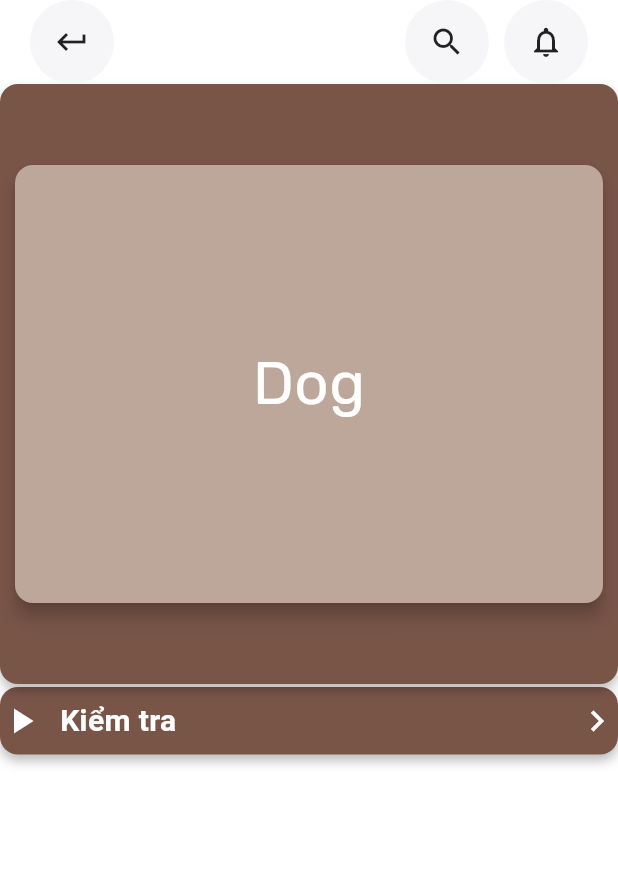
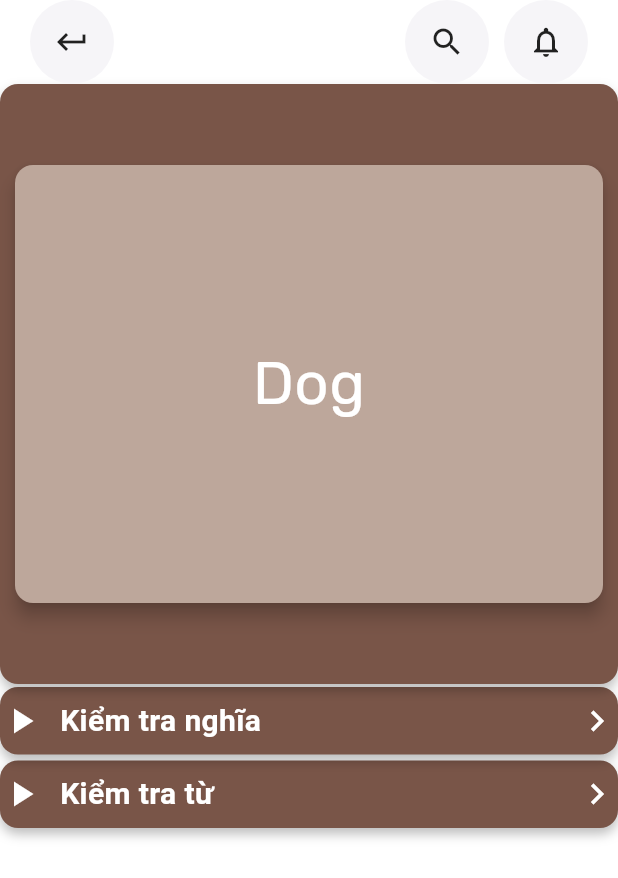
Before and after one commit to tai03102004/English_App, a Flutter app: the Topic screen opened directly, on a phone screen of 412 x 824 dp. Shown: the top 878 px of the screen. Run offline on Flutter 3.47's test engine with Material 3 defaults, Android fonts, the phone set to English and light mode, and no system bars; our stand-ins replace fl_chart, hugeicons, iconly, percent_indicator, sqflite; accounts and stored records are empty; Roboto replaces fonts that are missing (Roboto-Black).

Commit message:
update topics

```diff
--- a/lib/Widgets/Home/Topics/Topics.dart
+++ b/lib/Widgets/Home/Topics/Topics.dart
@@ -1,4 +1,5 @@
 import 'package:app/Components/HomeTopButton.dart';
+import 'package:app/Pages/GuessTheDefinition/GuessTheDefiniton.dart';
 import 'package:app/Pages/MultipleChoice/MultipleChoice.dart';
 import 'package:app/helpers/dbHelper.dart';
 import 'package:flutter/material.dart';
@@ -6,8 +7,10 @@ import 'package:flutter/material.dart';
 import '../../Flashcard/Flashcard.dart';
 
 class Topic extends StatefulWidget {
-  final String topic ;
+  final String topic;
+
   const Topic({Key? key, required this.topic}) : super(key: key);
+
   @override
   // ignore: library_private_types_in_public_api
   _Topic createState() => _Topic();
@@ -34,9 +37,7 @@ class _Topic extends State<Topic> {
           slivers: [
             HomeTopButton(),
             SliverToBoxAdapter(
-              child: FlashcardList(
-                words: words,
-              ),
+              child: FlashcardList(words: words),
             ),
             SliverToBoxAdapter(
               child: GestureDetector(
@@ -74,7 +75,62 @@ class _Topic extends State<Topic> {
                           ),
                           SizedBox(width: 12),
                           Text(
-                            "Kiểm tra",
+                            "Kiểm tra nghĩa",
+                            style: TextStyle(
+                              color: Colors.white,
+                              fontSize: 20,
+                              fontWeight: FontWeight.bold,
+                            ),
+                          ),
+                        ],
+                      ),
+                      Icon(
+                        Icons.chevron_right,
+                        color: Colors.white,
+                        size: 28,
+                      ),
+                    ],
+                  ),
+                ),
+              ),
+            ),
+            SliverToBoxAdapter(
+              child: GestureDetector(
+                onTap: () {
+                  Navigator.push(
+                    context,
+                    MaterialPageRoute(
+                      builder: (context) => Guessthedefiniton(words: words),
+                    ),
+                  );
+                },
+                child: Container(
+                  padding: EdgeInsets.symmetric(horizontal: 0, vertical: 8),
+                  margin: EdgeInsets.symmetric(horizontal: 0, vertical: 2),
+                  decoration: BoxDecoration(
+                    color: Colors.brown,
+                    borderRadius: BorderRadius.circular(12),
+                    boxShadow: [
+                      BoxShadow(
+                        color: Colors.black26,
+                        blurRadius: 6,
+                        offset: Offset(0, 4),
+                      ),
+                    ],
+                  ),
+                  child: Row(
+                    mainAxisAlignment: MainAxisAlignment.spaceBetween,
+                    children: [
+                      Row(
+                        children: [
+                          Icon(
+                            Icons.play_arrow,
+                            color: Colors.white,
+                            size: 28,
+                          ),
+                          SizedBox(width: 12),
+                          Text(
+                            "Kiểm tra từ",
                             style: TextStyle(
                               color: Colors.white,
                               fontSize: 20,
```
Also changed, not shown: lib/Pages/GuessTheDefinition/GuessTheDefiniton.dart (added, +130 -0 lines), lib/Pages/MultipleChoice/MultipleChoice.dart (+69 -68 lines).
